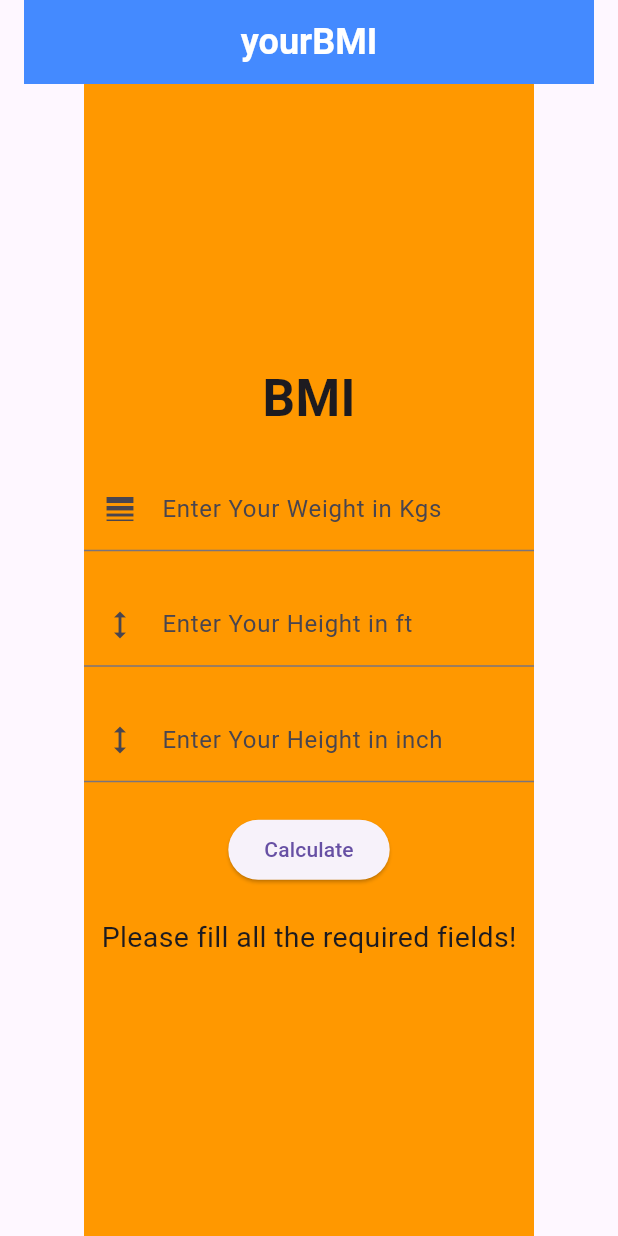
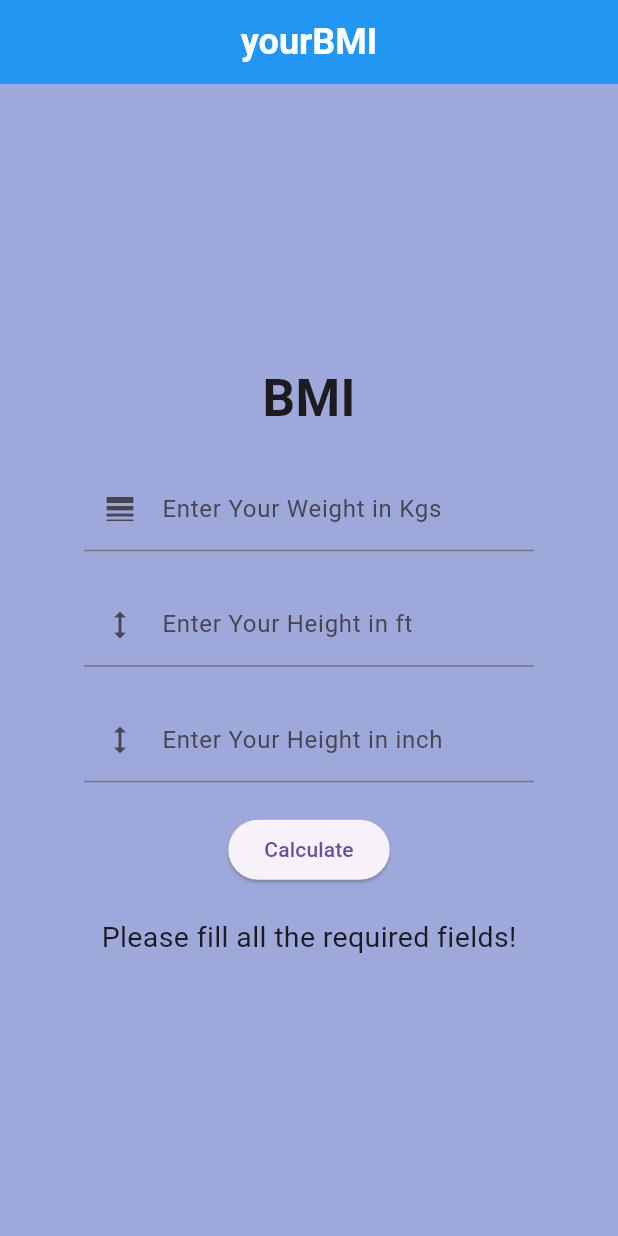
Before and after one commit to Anamay-Upreti/flutter-bmi-app, a Flutter app: the screen it shows after launch, after a tap on "Calculate", on a phone screen of 412 x 824 dp. Run offline on Flutter 3.47's test engine with Material 3 defaults, Android fonts, the phone set to English and light mode, and no system bars.

Commit message:
added-color-logic

```diff
--- a/lib/main.dart
+++ b/lib/main.dart
@@ -7,7 +7,7 @@ void main() {
 class MyApp extends StatelessWidget {
   const MyApp({super.key});
 
-  // Controllers should be static if you want them to persist across widget rebuilds, otherwise, they should be instance variables.
+  // Controllers for weight, height in feet, and height in inches
   static final TextEditingController wtController = TextEditingController();
   static final TextEditingController ftController = TextEditingController();
   static final TextEditingController inController = TextEditingController();
@@ -15,7 +15,7 @@ class MyApp extends StatelessWidget {
   @override
   Widget build(BuildContext context) {
     return MaterialApp(
-      home: BMIHome(),
+      home: const BMIHome(),
     );
   }
 }
@@ -30,31 +30,34 @@ class BMIHome extends StatefulWidget {
 class _BMIHomeState extends State<BMIHome> {
   String result = "";
 
+  // Initialize bgColor with a non-null default value
+  Color bgColor = const Color.fromARGB(255, 99, 106, 178);
+
   @override
   Widget build(BuildContext context) {
     return Scaffold(
       appBar: AppBar(
         title: Container(
-
-          height: 100, // Height of the navbar-like background
-          width: double.infinity, // Full width of the app bar
-          alignment: Alignment.center, // Center the text inside the container
-          color: Colors.blueAccent, // Background color for the text
+          height: 100,
+          width: double.infinity,
+          alignment: Alignment.center,
+          color: Colors.blue,
           child: const Text(
             'yourBMI',
             style: TextStyle(
               fontSize: 24,
               fontWeight: FontWeight.bold,
-              color: Colors.white, // Text color
+              color: Colors.white,
             ),
           ),
         ),
-        backgroundColor: Colors.transparent, // Make the app bar itself transparent
-        elevation: 0, // Remove the shadow under the app bar
+        backgroundColor: Colors.blue,
+        elevation: 0,
       ),
-      body: Center(
+      body: Container(
+        color: bgColor,
+        child: Center(
           child: Container(
-          color: Colors.orange,
             width: 300,
             child: Column(
               mainAxisAlignment: MainAxisAlignment.center,
@@ -92,7 +95,6 @@ class _BMIHomeState extends State<BMIHome> {
                 ),
                 const SizedBox(height: 21),
                 ElevatedButton(
-
                   onPressed: () {
                     var wt = MyApp.wtController.text.trim();
                     var ft = MyApp.ftController.text.trim();
@@ -104,24 +106,40 @@ class _BMIHomeState extends State<BMIHome> {
                       var iInch = int.parse(inch);
 
                       var tInch = (iFt * 12) + iInch;
-
                       var tCm = tInch * 2.54;
                       var tM = tCm / 100;
 
                       var bmi = iWt / (tM * tM);
+                      var msg = "";
 
+                      if(bmi>25){
+                         msg = "You are overweight!";
+                         bgColor = Colors.red.shade800;
+                      }else if(bmi <18){
+                         msg = "You are Underweight!";
+                         bgColor = Colors.blueAccent.shade400;
+                      }else{
+                         msg= "You are Healty ! Going great!";
+                         bgColor= Colors.green.shade400;
+                      }
                       setState(() {
-                      result = "Your BMI is ${bmi.toStringAsFixed(4)}";
+                        result = "$msg \n BMI is ${bmi.toStringAsFixed(4)}";
+                        if (bmi < 18.5) {
+                          bgColor = Colors.blue.shade200;
+                        } else if (bmi >= 18.5 && bmi < 25) {
+                          bgColor = Colors.green.shade200;
+                        } else {
+                          bgColor = Colors.red.shade200;
+                        }
                       });
                     } else {
                       setState(() {
                         result = "Please fill all the required fields!";
+                        bgColor = Colors.indigo.shade200; // Reset to default
                       });
                     }
                   },
                   child: const Text('Calculate'),
-
-
                 ),
                 const SizedBox(height: 21),
                 Text(
@@ -132,6 +150,7 @@ class _BMIHomeState extends State<BMIHome> {
             ),
           ),
         ),
+      ),
     );
   }
 }
```
Lines whose indentation alone changed are shown as unchanged.
